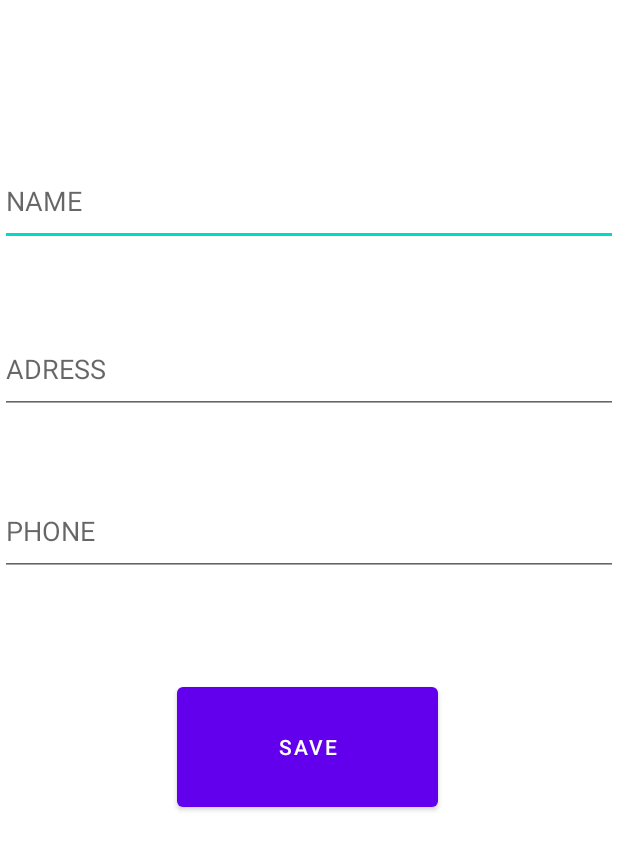
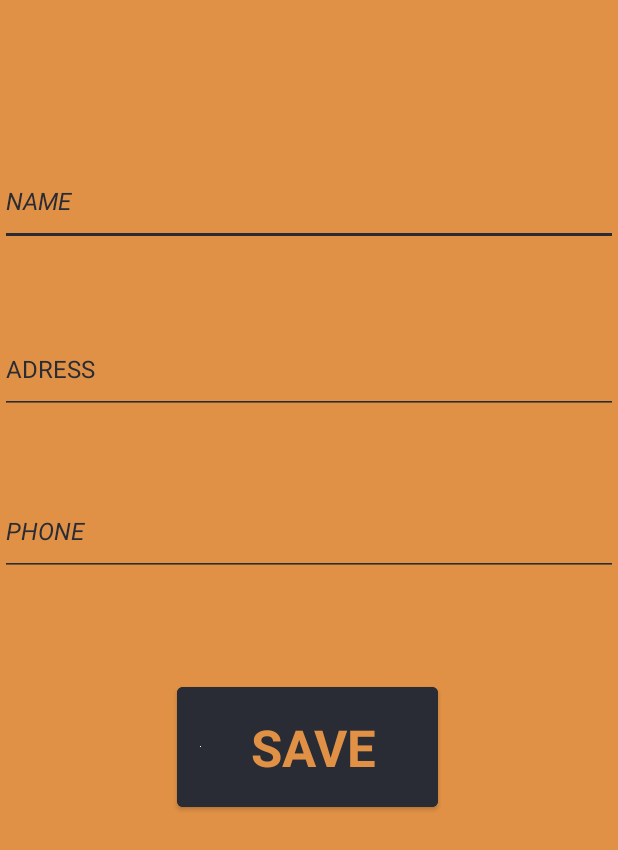
Before and after one commit to gustavodariano/APS-CompDisposMoveis-FADERGS, an Android app: the screen it shows after launch (FormularioActivity), after a tap on an icon or button, on a phone screen of 412 x 824 dp. Shown: the top 850 px of the screen. Run offline under Robolectric (Android 15) with nearby library versions, the phone set to English and light mode, and no system bars; our stand-ins replace navigation-ui.

Commit message:
Versão Final

```diff
--- a/app/src/main/res/layout/activity_formulario.xml
+++ b/app/src/main/res/layout/activity_formulario.xml
@@ -4,6 +4,7 @@
     xmlns:tools="http://schemas.android.com/tools"
     android:layout_width="match_parent"
     android:layout_height="match_parent"
+    android:background="#E09145"
     tools:context=".FormularioActivity">
 
     <EditText
@@ -11,9 +12,20 @@
         android:layout_width="match_parent"
         android:layout_height="60dp"
         android:layout_marginTop="104dp"
+        android:backgroundTint="#292C35"
+        android:drawableTint="#292C35"
         android:ems="10"
+        android:foregroundTint="#292C35"
         android:hint="@string/nome"
         android:inputType="textPersonName"
+        android:shadowColor="#000000"
+        android:textAlignment="textStart"
+        android:textColor="#292C35"
+        android:textColorHighlight="#292C35"
+        android:textColorHint="#292C35"
+        android:textColorLink="#292C35"
+        android:textSize="16sp"
+        android:textStyle="italic"
         app:layout_constraintEnd_toEndOf="parent"
         app:layout_constraintHorizontal_bias="0.0"
         app:layout_constraintStart_toStartOf="parent"
@@ -24,9 +36,18 @@
         android:layout_width="match_parent"
         android:layout_height="60dp"
         android:layout_marginTop="52dp"
+        android:backgroundTint="#292C35"
+        android:drawableTint="#292C35"
         android:ems="10"
+        android:foregroundTint="#292C35"
         android:hint="@string/endereco"
         android:inputType="textPersonName"
+        android:textAlignment="textStart"
+        android:textColor="#292C35"
+        android:textColorHighlight="#292C35"
+        android:textColorHint="#292C35"
+        android:textColorLink="#292C35"
+        android:textSize="16sp"
         app:layout_constraintEnd_toEndOf="parent"
         app:layout_constraintHorizontal_bias="0.0"
         app:layout_constraintStart_toStartOf="parent"
@@ -37,9 +58,19 @@
         android:layout_width="match_parent"
         android:layout_height="60dp"
         android:layout_marginTop="48dp"
+        android:backgroundTint="#292C35"
+        android:drawableTint="#292C35"
         android:ems="10"
+        android:foregroundTint="#292C35"
         android:hint="@string/telefone"
         android:inputType="textPersonName"
+        android:textAlignment="textStart"
+        android:textColor="#292C35"
+        android:textColorHighlight="#292C35"
+        android:textColorHint="#292C35"
+        android:textColorLink="#292C35"
+        android:textSize="16sp"
+        android:textStyle="italic"
         app:layout_constraintEnd_toEndOf="parent"
         app:layout_constraintStart_toStartOf="parent"
         app:layout_constraintTop_toBottomOf="@+id/etEndereco" />
@@ -49,11 +80,19 @@
         android:layout_width="174dp"
         android:layout_height="92dp"
         android:layout_marginTop="68dp"
+        android:backgroundTint="#292C35"
         android:text="@string/salvar"
+        android:textAppearance="@style/TextAppearance.AppCompat.Display1"
+        android:textColor="#E09145"
+        android:textColorHighlight="#000000"
+        android:textColorLink="#000000"
+        android:textStyle="bold"
+        app:icon="@color/white"
         app:layout_constraintEnd_toEndOf="parent"
         app:layout_constraintHorizontal_bias="0.497"
         app:layout_constraintStart_toStartOf="parent"
-        app:layout_constraintTop_toBottomOf="@+id/etTelefone" />
+        app:layout_constraintTop_toBottomOf="@+id/etTelefone"
+        app:rippleColor="#000000" />
 
 
 </androidx.constraintlayout.widget.ConstraintLayout>
--- a/app/src/main/res/layout/content_main.xml
+++ b/app/src/main/res/layout/content_main.xml
@@ -8,7 +8,10 @@
     <ListView
         android:id="@+id/lvFuncionarios"
         android:layout_width="match_parent"
-        android:layout_height="match_parent">
+        android:layout_height="match_parent"
+        android:background="#E09145"
+        android:backgroundTint="#E09145"
+        android:textAlignment="textStart">
 
 
     </ListView>
```
Also changed, not shown: app/src/main/java/aps/gustavodariano/appcadastro/Funcionario.java (+6 -3 lines), app/src/main/res/layout/activity_main.xml (+16 -3 lines), 1 other file.
